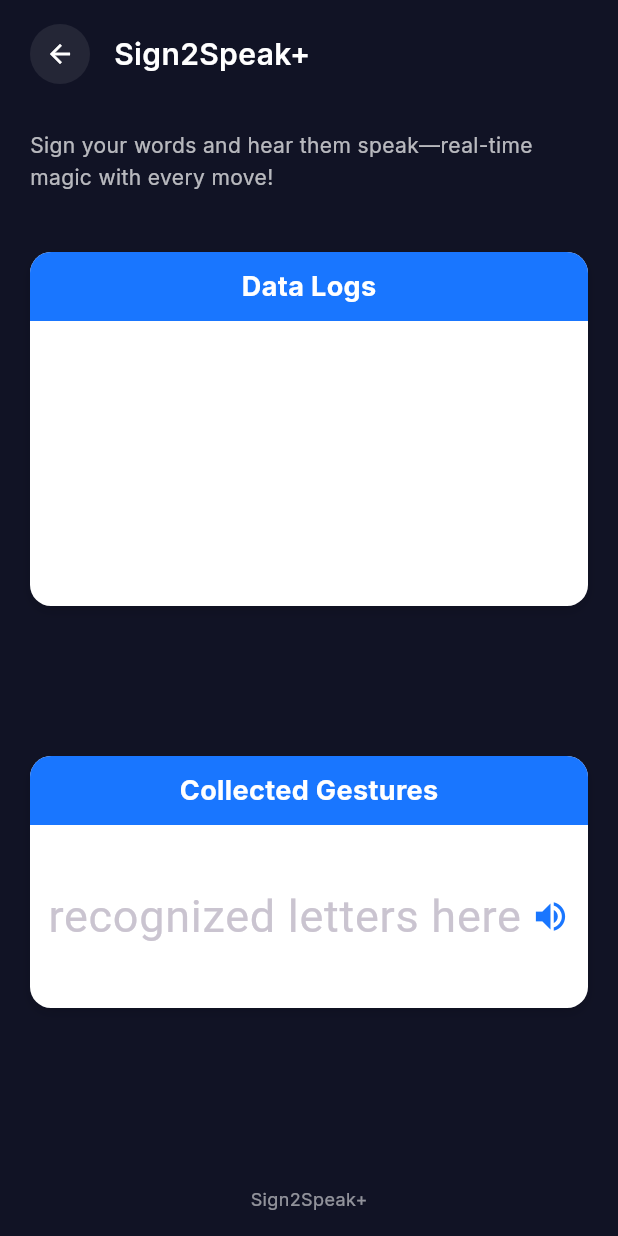
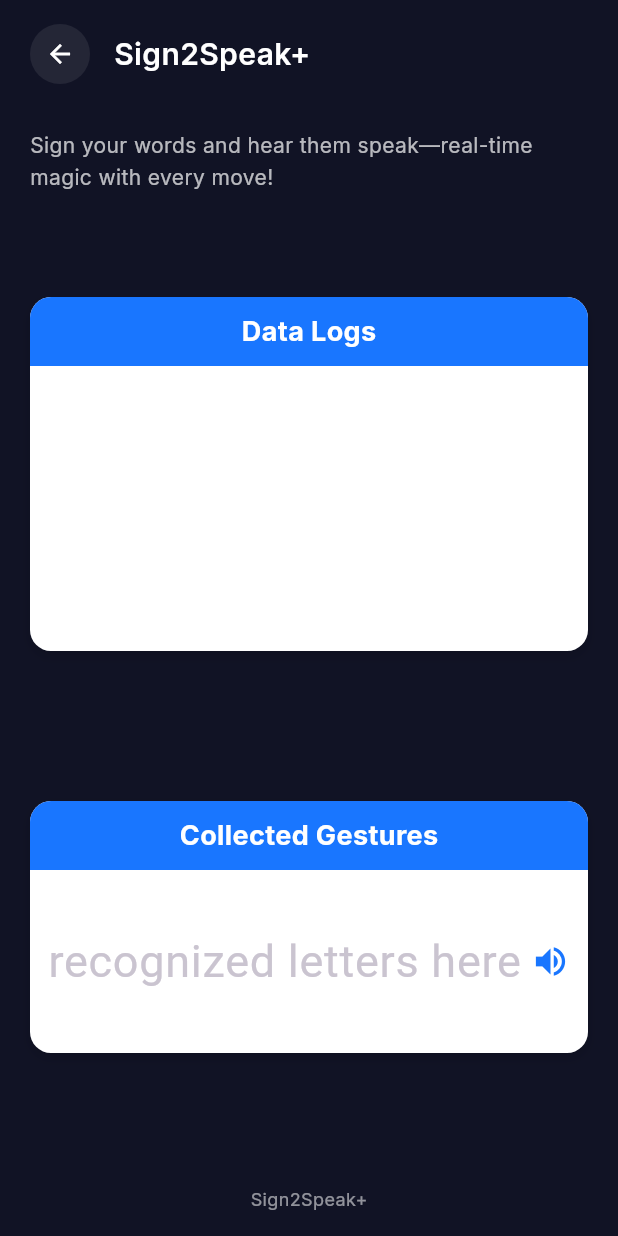
Before and after one commit to jeybi000/Sign2SpeakApp, a Flutter app: the SpeakScreen screen opened directly, on a phone screen of 412 x 824 dp. Run offline on Flutter 3.47's test engine with Material 3 defaults, Android fonts, the phone set to English and light mode, and no system bars; our stand-ins replace flip_card, flutter_tts, google_fonts, smooth_page_indicator; network calls fail.

Commit message:
ui update

```diff
--- a/lib/about.dart
+++ b/lib/about.dart
@@ -69,9 +69,11 @@ class AboutScreen extends StatelessWidget {
                           padding: const EdgeInsets.symmetric(
                               horizontal: 10, vertical: 6),
                           decoration: BoxDecoration(
+                            // ignore: deprecated_member_use
                             color: const Color(0xFF418DFF).withOpacity(.15),
                             borderRadius: BorderRadius.circular(999),
                             border: Border.all(
+                              // ignore: deprecated_member_use
                               color: const Color(0xFF418DFF).withOpacity(.4),
                             ),
                           ),
@@ -98,6 +100,7 @@ class AboutScreen extends StatelessWidget {
                           style: GoogleFonts.poppins(
                             fontSize: 13,
                             fontWeight: FontWeight.w400,
+                            // ignore: deprecated_member_use
                             color: Colors.white.withOpacity(.9),
                             height: 1.5,
                           ),
@@ -242,7 +245,7 @@ class AboutScreen extends StatelessWidget {
               offset: Offset(0, 4),
             ),
           ],
-          border: Border.all(color: Color(0x0F000000)),
+          border: Border.all(color: const Color(0x0F000000)),
         ),
         child: Row(
           children: [
--- a/lib/home.dart
+++ b/lib/home.dart
@@ -30,6 +30,7 @@ class HomeScreen extends StatelessWidget {
                     style: GoogleFonts.poppins(
                       fontSize: 16,
                       fontWeight: FontWeight.w400,
+                      // ignore: deprecated_member_use
                       color: Colors.black.withOpacity(0.8),
                     ),
                   ),
@@ -461,6 +462,7 @@ class _AlphabetPainter extends CustomPainter {
         text: TextSpan(
           text: p.letter,
           style: GoogleFonts.poppins(
+            // ignore: deprecated_member_use
             color: color.withOpacity(p.baseOpacity),
             fontSize: p.fontSize,
             fontWeight: FontWeight.w600,
--- a/lib/speak.dart
+++ b/lib/speak.dart
@@ -127,6 +127,7 @@ class _SpeakScreenState extends State<SpeakScreen> {
                     child: Container(
                       padding: const EdgeInsets.all(10),
                       decoration: BoxDecoration(
+                        // ignore: deprecated_member_use
                         color: Colors.white.withOpacity(0.08),
                         shape: BoxShape.circle,
                       ),
@@ -135,8 +136,7 @@ class _SpeakScreenState extends State<SpeakScreen> {
                     ),
                   ),
                   const SizedBox(width: 16),
-                  Text(
-                    "Sign2Speak+",
+                  Text("Sign2Speak+",
                     style: GoogleFonts.inter(
                       fontSize: 20,
                       fontWeight: FontWeight.w600,
@@ -147,15 +147,14 @@ class _SpeakScreenState extends State<SpeakScreen> {
               ),
               const SizedBox(height: 30),
 
-              Text(
-                "Sign your words and hear them speak—real-time magic with every move!",
+              Text("Sign your words and hear them speak—real-time magic with every move!",
                 style: GoogleFonts.inter(
                   fontSize: 14,
                   color: Colors.white70,
                   height: 1.5,
                 ),
               ),
-              const SizedBox(height: 40),
+              const SizedBox(height: 70),
 
               // DATA LOGS CARD
               Container(
@@ -252,7 +251,7 @@ class _SpeakScreenState extends State<SpeakScreen> {
                           Expanded(
                             child: TextField(
                               controller: _gesturesCtrl,
-                              readOnly: false,
+                              readOnly: true,
                               decoration: const InputDecoration(
                                 hintText: "recognized letters here",
                                 border: InputBorder.none,
--- a/pubspec.yaml
+++ b/pubspec.yaml
@@ -24,14 +24,14 @@ dev_dependencies:
 
 flutter_icons:
   android: true
-  image_path: "assets/icon.jpg"
+  image_path: "assets/appICON.png"
 
 flutter:
   uses-material-design: true
 
   assets:
+    - assets/appICON.png
     - assets/hand_logo.png
-    - assets/icon.jpg
     - assets/character.png
     - assets/rile.png
     - assets/perez.jpg
```
Also changed, not shown: lib/g.dart (+4 -12 lines), assets/appICON.png (added).
